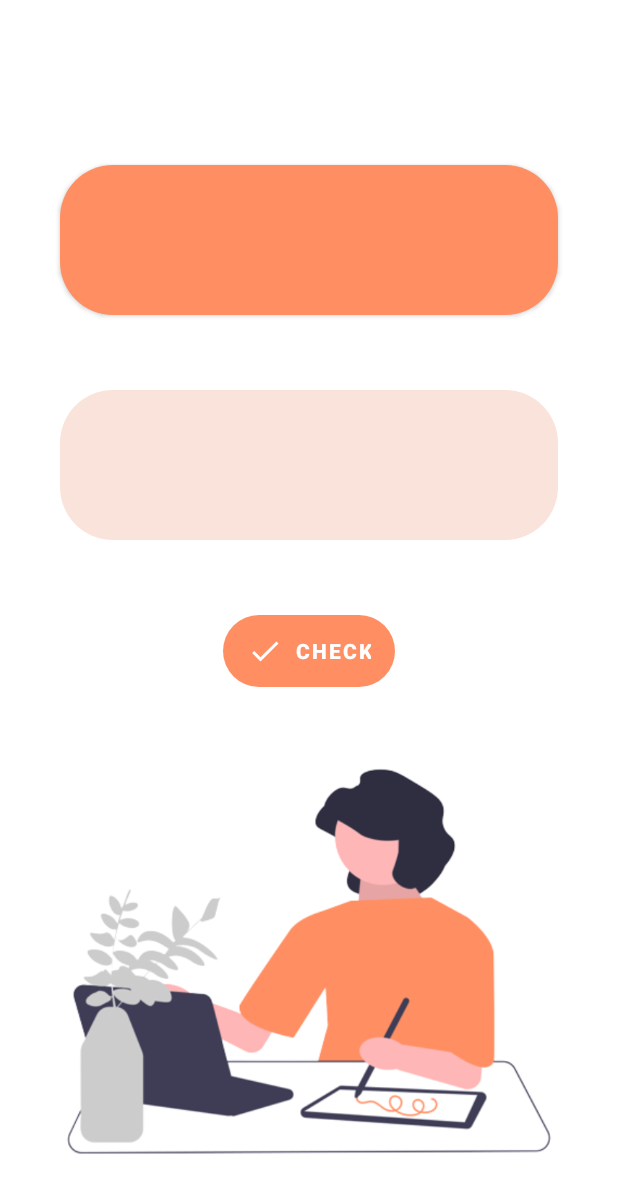
After one commit to xAleksandrax/TalkTrainer, an Android app: the layout activity_study.xml on its own in the app's theme, with its tools: preview values and no code run, on a phone screen of 412 x 824 dp. The commit adds this screen. Shown: the top 1193 px of the screen. Run offline under Robolectric (Android 15) with nearby library versions, the phone set to English and light mode, and no system bars.

Commit message:
Study page added

```diff
--- a/app/src/main/AndroidManifest.xml
+++ b/app/src/main/AndroidManifest.xml
@@ -14,6 +14,9 @@
         android:theme="@style/Theme.TalkTrainer"
         android:usesCleartextTraffic="true"
         tools:targetApi="31">
+        <activity
+            android:name=".Study"
+            android:exported="false" />
         <activity
             android:name=".Play"
             android:exported="false" />
--- /dev/null
+++ b/app/src/main/res/drawable/baseline_check_24.xml
@@ -0,0 +1,5 @@
+<vector android:height="24dp" android:tint="#FFFFFF"
+    android:viewportHeight="24" android:viewportWidth="24"
+    android:width="24dp" xmlns:android="http://schemas.android.com/apk/res/android">
+    <path android:fillColor="@android:color/white" android:pathData="M9,16.17L4.83,12l-1.42,1.41L9,19 21,7l-1.41,-1.41z"/>
+</vector>
--- /dev/null
+++ b/app/src/main/res/layout/activity_study.xml
@@ -0,0 +1,60 @@
+<?xml version="1.0" encoding="utf-8"?>
+<RelativeLayout xmlns:android="http://schemas.android.com/apk/res/android"
+    xmlns:app="http://schemas.android.com/apk/res-auto"
+    xmlns:tools="http://schemas.android.com/tools"
+    android:layout_width="match_parent"
+    android:layout_height="match_parent"
+    tools:context=".Study">
+
+    <Button
+        android:layout_width="match_parent"
+        android:layout_height="100dp"
+        android:id="@+id/englishWord"
+        app:backgroundTint="#FF8F63"
+        android:background="@drawable/radius3"
+        android:elevation="4dp"
+        android:padding="20dp"
+        android:textSize="20sp"
+        android:textAlignment="center"
+        android:textStyle="bold"
+        android:layout_marginTop="110dp"
+        android:layout_marginStart="40dp"
+        android:layout_marginEnd="40dp"/>
+
+    <EditText
+        android:layout_width="match_parent"
+        android:layout_height="100dp"
+        android:id="@+id/translation"
+        android:layout_below="@id/englishWord"
+        android:layout_marginTop="50dp"
+        android:background="@drawable/radius"
+        android:layout_marginStart="40dp"
+        android:layout_marginEnd="40dp"
+        android:textAlignment="center"
+        android:textColor="@color/white"
+        android:fontFamily="@font/mainfont"
+        android:textSize="30sp"/>
+
+    <Button
+        android:id="@+id/checkBtn"
+        android:layout_width="wrap_content"
+        android:layout_height="wrap_content"
+        android:layout_marginTop="50dp"
+        android:textColor="@color/white"
+        app:backgroundTint="#FF8F63"
+        android:background="@drawable/button_background"
+        android:elevation="4dp"
+        android:drawableLeft="@drawable/baseline_check_24"
+        android:text="Check"
+        android:textStyle="bold"
+        android:layout_below="@id/translation"
+        android:layout_centerHorizontal="true"/>
+
+    <ImageView
+        android:layout_width="match_parent"
+        android:layout_height="match_parent"
+        android:layout_below="@id/checkBtn"
+        android:src="@drawable/study" />
+
+
+</RelativeLayout>
```
Also changed, not shown: app/src/main/java/com/example/talktrainer/FirstPage.kt (+7 -0 lines), app/src/main/java/com/example/talktrainer/Study.kt (added, +142 -0 lines), app/src/main/res/layout/activity_choose_to_learn.xml (added, +29 -0 lines), app/src/main/res/layout/activity_score_learn.xml (added, +51 -0 lines), app/src/main/res/drawable/choose2.png (added), app/src/main/res/drawable/race.png (added), app/src/main/res/drawable/study.png (added), app/src/main/res/drawable/winner.png.
